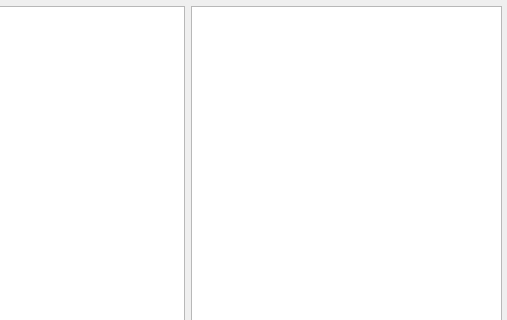
First picture: the form in src/edit/dictionarydialog.ui, repository Crissium/SilverDict-desktop, before the edit; both pictures show x 133 to 640 and y 0 to 320 of the 640 by 480 pixel window.
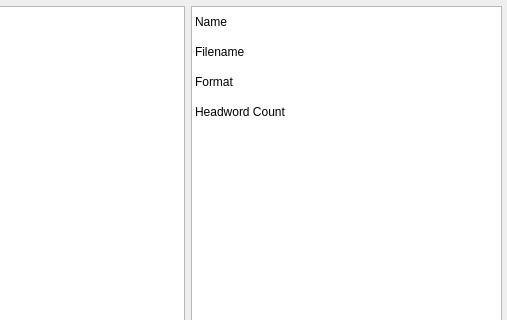
Second picture: the form after the edit.

The edit to the form file:
```diff
--- a/src/edit/dictionarydialog.ui
+++ b/src/edit/dictionarydialog.ui
@@ -55,6 +55,12 @@
       <property name="selectionBehavior">
        <enum>QAbstractItemView::SelectRows</enum>
       </property>
+      <property name="iconSize">
+       <size>
+        <width>0</width>
+        <height>0</height>
+       </size>
+      </property>
       <property name="showGrid">
        <bool>false</bool>
       </property>
@@ -91,6 +97,70 @@
       <row/>
       <column/>
       <column/>
+      <item row="0" column="0">
+       <property name="text">
+        <string>Name</string>
+       </property>
+       <property name="flags">
+        <set>ItemIsSelectable|ItemIsDragEnabled|ItemIsDropEnabled|ItemIsUserCheckable|ItemIsEnabled</set>
+       </property>
+      </item>
+      <item row="0" column="1">
+       <property name="text">
+        <string/>
+       </property>
+       <property name="flags">
+        <set>ItemIsSelectable|ItemIsDragEnabled|ItemIsDropEnabled|ItemIsUserCheckable|ItemIsEnabled</set>
+       </property>
+      </item>
+      <item row="1" column="0">
+       <property name="text">
+        <string>Filename</string>
+       </property>
+       <property name="flags">
+        <set>ItemIsSelectable|ItemIsDragEnabled|ItemIsDropEnabled|ItemIsUserCheckable|ItemIsEnabled</set>
+       </property>
+      </item>
+      <item row="1" column="1">
+       <property name="text">
+        <string/>
+       </property>
+       <property name="flags">
+        <set>ItemIsSelectable|ItemIsDragEnabled|ItemIsDropEnabled|ItemIsUserCheckable|ItemIsEnabled</set>
+       </property>
+      </item>
+      <item row="2" column="0">
+       <property name="text">
+        <string>Format</string>
+       </property>
+       <property name="flags">
+        <set>ItemIsSelectable|ItemIsDragEnabled|ItemIsDropEnabled|ItemIsUserCheckable|ItemIsEnabled</set>
+       </property>
+      </item>
+      <item row="2" column="1">
+       <property name="text">
+        <string/>
+       </property>
+       <property name="flags">
+        <set>ItemIsSelectable|ItemIsDragEnabled|ItemIsDropEnabled|ItemIsUserCheckable|ItemIsEnabled</set>
+       </property>
+      </item>
+      <item row="3" column="0">
+       <property name="text">
+        <string>Headword Count</string>
+       </property>
+       <property name="flags">
+        <set>ItemIsSelectable|ItemIsDragEnabled|ItemIsDropEnabled|ItemIsUserCheckable|ItemIsEnabled</set>
+       </property>
+      </item>
+      <item row="3" column="1">
+       <property name="text">
+        <string/>
+       </property>
+       <property name="flags">
+        <set>ItemIsSelectable|ItemIsDragEnabled|ItemIsDropEnabled|ItemIsUserCheckable|ItemIsEnabled</set>
+       </property>
+      </item>
      </widget>
     </item>
     <item row="5" column="1">
```
